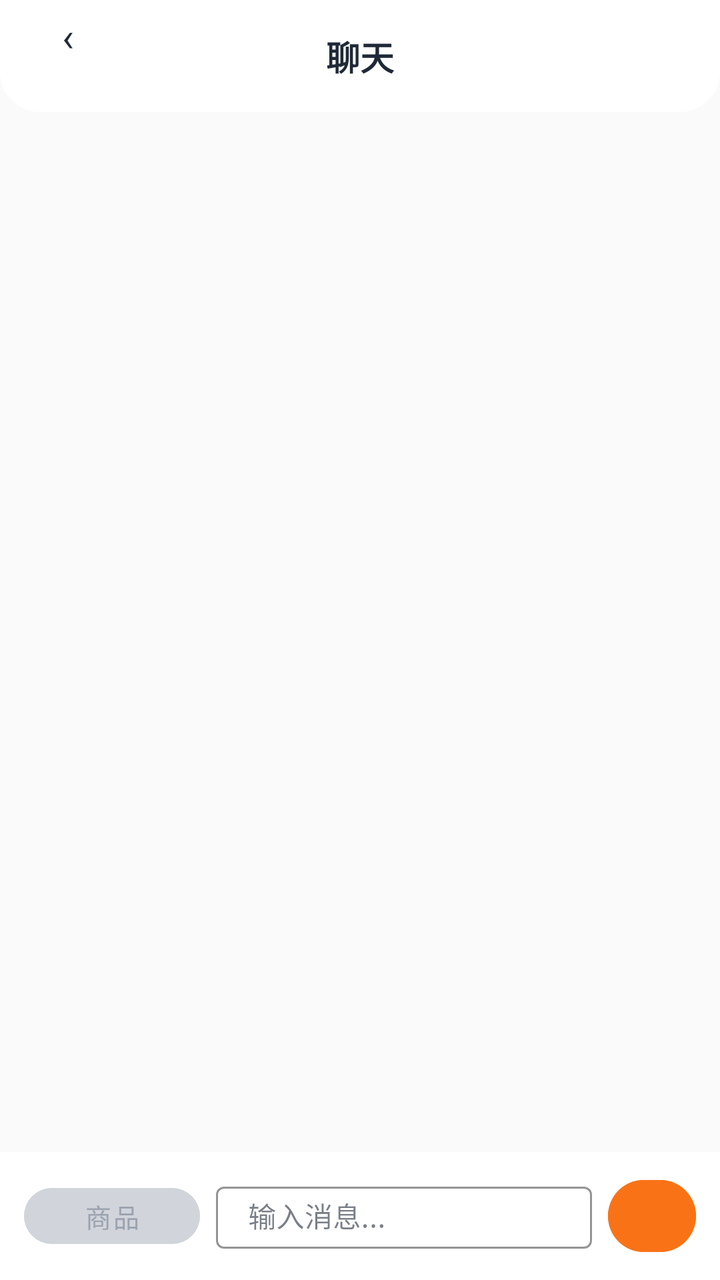
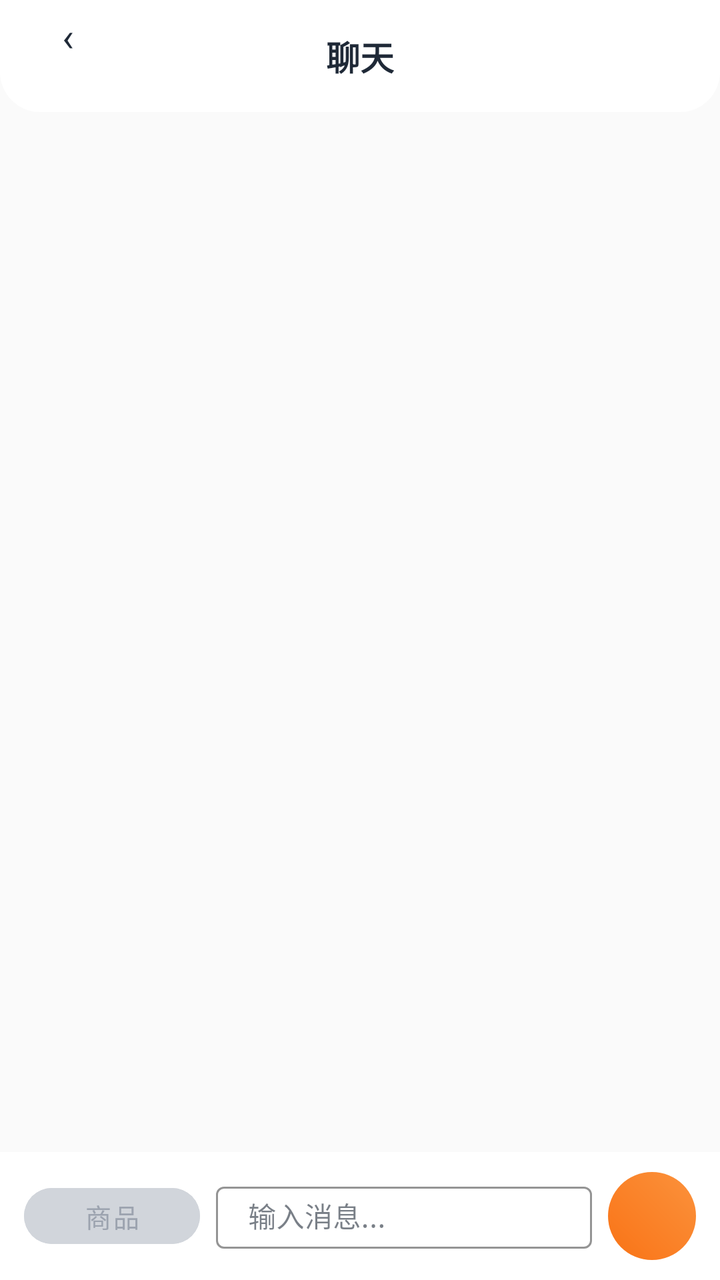

Before-and-after screenshots of an Android layout around one commit, followed by the original layout XML and the change that was made.
<!-- AndroidManifest.xml: application theme Theme.ClothingSI -->
<!-- res/layout/activity_chat_detail.xml -->
<?xml version="1.0" encoding="utf-8"?>
<LinearLayout xmlns:android="http://schemas.android.com/apk/res/android"
    xmlns:app="http://schemas.android.com/apk/res-auto"
    android:layout_width="match_parent" android:layout_height="match_parent"
    android:orientation="vertical" android:background="@color/md_surface_container_low">
    <RelativeLayout android:layout_width="match_parent" android:layout_height="56dp"
        android:background="@drawable/header_bar_bg" android:paddingHorizontal="16dp">
        <TextView android:id="@+id/btn_back" android:layout_width="36dp" android:layout_height="36dp"
            android:text="‹" android:textSize="20sp" android:textColor="@color/md_on_surface"
            android:gravity="center" android:background="@drawable/circle_bg" />
        <TextView android:layout_width="wrap_content" android:layout_height="wrap_content"
            android:text="聊天" android:textSize="17sp" android:textStyle="bold"
            android:textColor="@color/md_on_surface" android:layout_centerInParent="true"
            android:id="@+id/tv_chat_title" />
    </RelativeLayout>
    <androidx.recyclerview.widget.RecyclerView android:id="@+id/rv_messages"
        android:layout_width="match_parent" android:layout_height="0dp" android:layout_weight="1"
        android:padding="16dp" />
    
    <LinearLayout android:layout_width="match_parent" android:layout_height="wrap_content"
        android:orientation="horizontal" android:gravity="center_vertical"
        android:paddingVertical="10dp" android:paddingHorizontal="12dp"
        android:background="@color/md_surface">
        <com.google.android.material.button.MaterialButton android:id="@+id/btn_pick_product"
            android:layout_width="wrap_content" android:layout_height="40dp"
            android:text="商品" android:textSize="13sp"
            style="@style/Widget.MaterialComponents.Button.TextButton"
            app:cornerRadius="20dp"
            android:backgroundTint="@color/md_surface_container_high"
            android:textColor="@color/md_on_surface_variant" android:layout_marginEnd="8dp" />
        <com.google.android.material.textfield.TextInputLayout
            android:layout_width="0dp" android:layout_height="40dp" android:layout_weight="1"
            style="@style/Widget.MaterialComponents.TextInputLayout.OutlinedBox"
            app:boxStrokeColor="@color/md_outline" app:boxStrokeWidth="1dp"
            android:hint="输入消息...">
            <com.google.android.material.textfield.TextInputEditText android:id="@+id/et_message"
                android:layout_width="match_parent" android:layout_height="wrap_content"
                android:textSize="14sp" android:paddingVertical="6dp" android:background="@null" />
        </com.google.android.material.textfield.TextInputLayout>
        <com.google.android.material.button.MaterialButton android:id="@+id/btn_send"
            android:layout_width="44dp" android:layout_height="44dp" android:text="➤"
            android:textSize="20sp" app:cornerRadius="22dp" android:layout_marginStart="8dp"
            android:backgroundTint="@color/md_primary"
            android:textColor="@color/md_on_primary" />
    </LinearLayout>
</LinearLayout>
<!-- resources referenced by this layout -->
<resources>
  <color name="md_on_primary">#FFFFFF</color>
  <color name="md_on_surface">#1F2937</color>
  <color name="md_on_surface_variant">#9CA3AF</color>
  <color name="md_outline">#9CA3AF</color>
  <color name="md_primary">#F97316</color>
  <color name="md_surface">#FFFFFF</color>
  <color name="md_surface_container_high">#D1D5DB</color>
  <color name="md_surface_container_low">#FAFAFA</color>
  <!-- drawable circle_bg (drawable) -->
  <?xml version="1.0" encoding="utf-8"?>
  <shape xmlns:android="http://schemas.android.com/apk/res/android" android:shape="oval">
      <solid android:color="#26FFFFFF" />
  </shape>
  <!-- drawable header_bar_bg (drawable) -->
  <?xml version="1.0" encoding="utf-8"?>
  <shape xmlns:android="http://schemas.android.com/apk/res/android" android:shape="rectangle">
      <solid android:color="@color/md_surface" />
      <corners android:topLeftRadius="0dp" android:topRightRadius="0dp" android:bottomLeftRadius="20dp" android:bottomRightRadius="20dp" />
  </shape>
  <style name="Theme.ClothingSI" parent="Theme.Material3.Light.NoActionBar">
          
          <item name="colorPrimary">@color/md_primary</item>
          <item name="colorOnPrimary">@color/md_on_primary</item>
          <item name="colorPrimaryContainer">@color/md_primary_container</item>
          <item name="colorOnPrimaryContainer">@color/md_on_primary_container</item>
  
          
          <item name="colorSecondary">@color/md_secondary</item>
          <item name="colorOnSecondary">@color/md_on_secondary</item>
          <item name="colorSecondaryContainer">@color/md_secondary_container</item>
          <item name="colorOnSecondaryContainer">@color/md_on_secondary_container</item>
  
          
          <item name="android:colorBackground">@color/md_surface_container_low</item>
          <item name="colorSurface">@color/md_surface</item>
          <item name="colorOnSurface">@color/md_on_surface</item>
          <item name="colorOnSurfaceVariant">@color/md_on_surface_variant</item>
  
          
          <item name="colorOutline">@color/md_outline</item>
          <item name="colorOutlineVariant">@color/md_outline_variant</item>
  
          
          <item name="colorError">@color/md_error</item>
          <item name="colorOnError">@color/md_on_error</item>
  
          
          <item name="android:statusBarColor">@android:color/transparent</item>
          <item name="android:navigationBarColor">@color/md_surface</item>
          <item name="android:windowLightStatusBar">true</item>
  
          
          <item name="android:fontFamily">sans-serif</item>
          <item name="android:textViewStyle">@style/TextView.Base</item>
      </style>
  <color name="md_primary_container">#FFF7ED</color>
  <color name="md_on_primary_container">#5C3D00</color>
  <color name="md_secondary">#2563EB</color>
  <color name="md_on_secondary">#FFFFFF</color>
  <color name="md_secondary_container">#DBEAFE</color>
  <color name="md_on_secondary_container">#001A3E</color>
  <color name="md_outline_variant">#D1D5DB</color>
  <color name="md_error">#EF4444</color>
  <color name="md_on_error">#FFFFFF</color>
  <style name="TextView.Base" parent="android:Widget.TextView">
          <item name="android:fontFamily">sans-serif</item>
      </style>
</resources>

<!-- the commit's change to res/layout/activity_chat_detail.xml (unified diff, before → after) -->
@@ -40,7 +40,7 @@
         <com.google.android.material.button.MaterialButton android:id="@+id/btn_send"
             android:layout_width="44dp" android:layout_height="44dp" android:text="➤"
             android:textSize="20sp" app:cornerRadius="22dp" android:layout_marginStart="8dp"
-            android:backgroundTint="@color/md_primary"
+            android:background="@drawable/btn_gradient_primary" app:backgroundTint="@null"
             android:textColor="@color/md_on_primary" />
     </LinearLayout>
 </LinearLayout>
<!-- resource entries referenced after the edit -->
@@ -8,6 +8,15 @@
   <color name="md_surface">#FFFFFF</color>
   <color name="md_surface_container_high">#D1D5DB</color>
   <color name="md_surface_container_low">#FAFAFA</color>
+  <!-- drawable btn_gradient_primary (drawable) -->
+  <?xml version="1.0" encoding="utf-8"?>
+  <shape xmlns:android="http://schemas.android.com/apk/res/android" android:shape="rectangle">
+      <corners android:radius="26dp" />
+      <gradient
+          android:startColor="#F97316"
+          android:endColor="#FB923C"
+          android:angle="45" />
+  </shape>
   <!-- drawable circle_bg (drawable) -->
   <?xml version="1.0" encoding="utf-8"?>
   <shape xmlns:android="http://schemas.android.com/apk/res/android" android:shape="oval">
